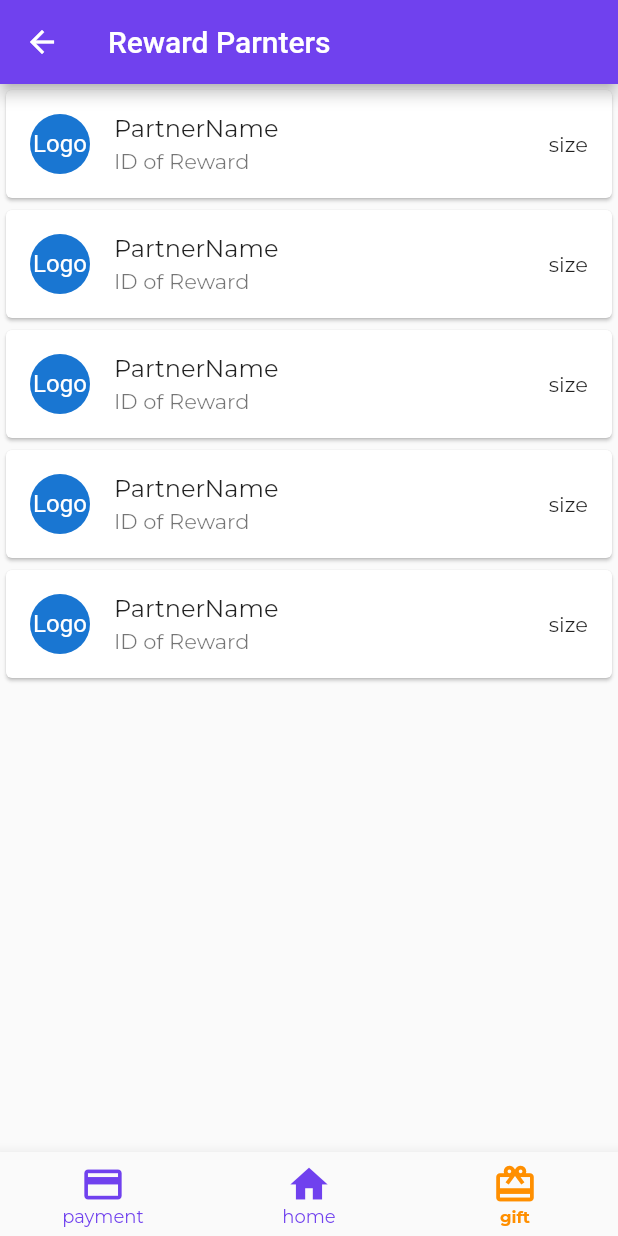
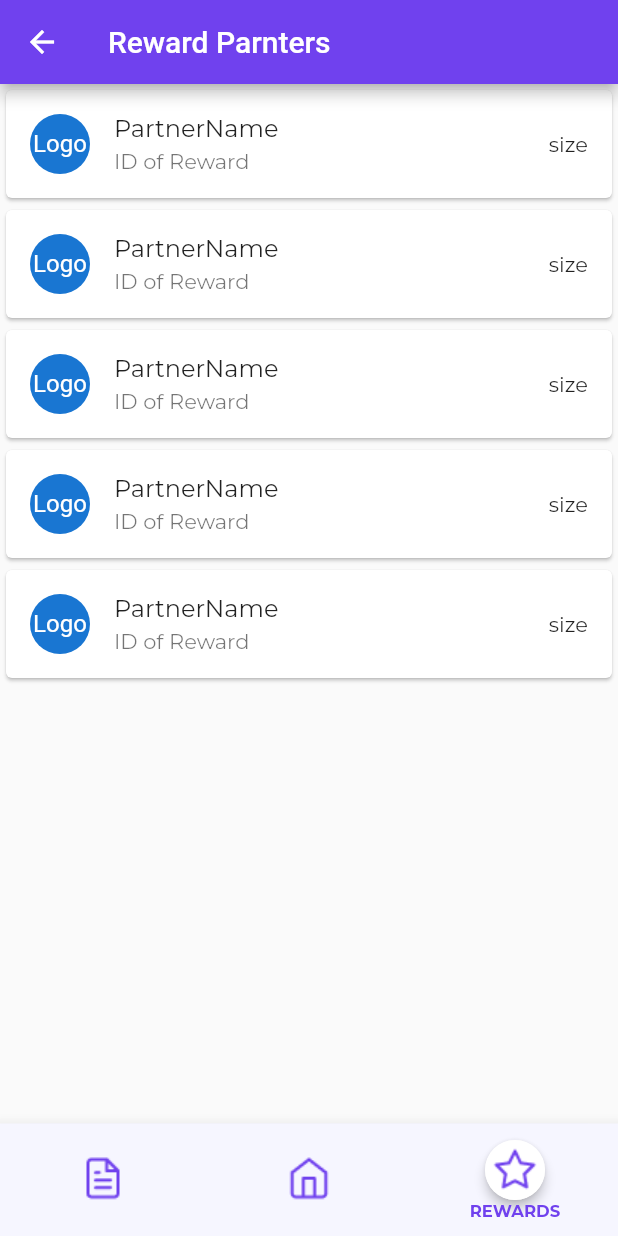
Before and after one commit to fluxpaymentshk/FluxPayments, a Flutter app: the NavigatorPage screen opened directly with empty values, swiped to page 3, on a phone screen of 412 x 824 dp. Run offline on Flutter 3.47's test engine with Material 2 defaults, Android fonts, the phone set to English and light mode, and no system bars; drawn by our look-alikes of sliding_sheet; our stand-ins replace firebase_core, firebase_messaging, fl_chart, flutter_bloc, flutter_chat_types, flutter_chat_ui and 8 more; missing offline and left inert: amazon_cognito_identity_dart_2, amplify_analytics_pinpoint, amplify_api, amplify_auth_cognito, amplify_datastore_plugin_interface, amplify_flutter and 3 more; accounts and stored records are empty.

Commit message:
resolved layout conflicts

```diff
--- a/lib/screens/navigator_page.dart
+++ b/lib/screens/navigator_page.dart
@@ -33,6 +33,7 @@ class NavigatorPage extends StatefulWidget {
 class _NavigatorPageState extends State<NavigatorPage> {
   late List<Tuple2> _pages = [];
   bool isOpened = false;
+  double headerHeight = 75;
   double botScreenHeightRatio = 0.8;
   double activeIconElevation = 4;
   TextStyle navigationBarTextStyle = GoogleFonts.rubik(fontSize: 10,fontWeight: FontWeight.bold);
@@ -55,15 +56,52 @@ class _NavigatorPageState extends State<NavigatorPage> {
   PageController _pageController = PageController();
   final controller = SheetController();
 
+
   @override
   Widget build(BuildContext context) {
-    print(_pages);
-    print('//////////////');
-    return LayoutBuilder(builder: (context, constraints) {
+    return
+    LayoutBuilder(builder: (context, constraints) {
          SizeConfig().init(constraints);
     return Scaffold(
+      bottomNavigationBar: SafeArea(
+        child: SlidingSheet(
+            duration: const Duration(milliseconds: 900),
+            controller: controller,
+            color: Color(0xffF6F6FF),
+            elevation: 0,
+            maxWidth: 500,
+            cornerRadius: 21,
+            cornerRadiusOnFullscreen: 0.0,
+            closeOnBackdropTap: true,
+            closeOnBackButtonPressed: true,
+            isBackdropInteractable: true,
+            snapSpec: SnapSpec(
+              snap: true,
+              positioning: SnapPositioning.relativeToAvailableSpace,
+              snappings: [SnapSpec.headerFooterSnap, 0.9],
+              onSnap: (state, snap) {
+                print('Snapped to $snap');
+                if (snap != null && snap >= 0.5) {
+                  setState(() {
+                    isOpened = true;
+                  });
+                } else {
+                  setState(() {
+                    isOpened = false;
+                  });
+                }
+              },
+            ),
+            parallaxSpec: const ParallaxSpec(
+              enabled: true,
+              amount: 0.35,
+              endExtent: 0.6,
+            ),
+            liftOnScrollHeaderElevation: 12.0,
+            liftOnScrollFooterElevation: 12.0,
             body: PageView(
-            children: _pages.map<Widget>((Tuple2 page) => page.item2).toList(),
+              children:
+                  _pages.map<Widget>((Tuple2 page) => page.item2).toList(),
               onPageChanged: (index) {
                 setState(() {
                   _selectedPage = index;
@@ -71,34 +109,160 @@ class _NavigatorPageState extends State<NavigatorPage> {
               },
               controller: _pageController,
             ),
-          bottomNavigationBar: BottomNavigationBar(
+            builder: (BuildContext context, SheetState state) {
+              return Container(
+                height:
+                    MediaQuery.of(context).size.height * botScreenHeightRatio,
+                child: SupportBotScreen(),
+              );
+            },
+            headerBuilder: (context, state) {
+              log(state.extent.toString());
+              if (isOpened)
+                return Container(
+                  height: headerHeight,
+                  width: MediaQuery.of(context).size.width,
+                  decoration: BoxDecoration(
+                    borderRadius: BorderRadius.circular(21),
+                    color: Color(0xffF2F2FF),
+                  ),
+                  padding: const EdgeInsets.symmetric(horizontal: 16),
+                  child: IconButton(
+                    icon: ImageIcon(
+                      AssetImage(
+                        "assets/icons/down_icon.png",
+                      ),
+                    ),
+                    onPressed: controller.collapse,
+                  ),
+                );
+              return Container(
+                height: headerHeight,
+                child: _bottomNavigationBarWidget(context),
+              );
+            }),
+      ),
+    );
+    });
+  }
+
+  Widget _bottomNavigationBarWidget(BuildContext context) {
+    return BottomNavigationBar(
+      backgroundColor: Color(0xffF6F6FF),
       items: const [
         BottomNavigationBarItem(
-                icon: Icon(Icons.payment),
-                label: 'payment',
+          icon: ImageIcon(
+            AssetImage("assets/icons/my_bills.png"),
+          ),
+          activeIcon: Material(
+            elevation: 3,
+            shape: CircleBorder(),
+            child: CircleAvatar(
+              child: ImageIcon(
+                AssetImage("assets/icons/my_bills.png"),
+                color: Color(0xff7041EE),
+                size: 30,
+              ),
+              backgroundColor: Colors.white,
+            ),
+          ),
+          label: 'MY BILLS',
         ),
         BottomNavigationBarItem(
-                icon: Icon(Icons.home),
-                label: 'home',
+          icon: ImageIcon(
+            AssetImage("assets/icons/home.png"),
+          ),
+          activeIcon: Material(
+            elevation: 3,
+            shape: CircleBorder(),
+            child: CircleAvatar(
+              child: ImageIcon(
+                AssetImage("assets/icons/home.png"),
+                color: Color(0xff7041EE),
+                size: 30,
+              ),
+              backgroundColor: Colors.white,
+            ),
+          ),
+          label: 'HOME',
         ),
         BottomNavigationBarItem(
-                icon: Icon(Icons.card_giftcard),
-                label: 'gift',
+          icon: ImageIcon(
+            AssetImage("assets/icons/favorites.png"),
+          ),
+          activeIcon: Material(
+            elevation: 3,
+            shape: CircleBorder(),
+            child: CircleAvatar(
+              child: ImageIcon(
+                AssetImage("assets/icons/favorites.png"),
+                color: Color(0xff7041EE),
+                size: 30,
+              ),
+              backgroundColor: Colors.white,
+            ),
+          ),
+          label: 'REWARDS',
         ),
       ],
       currentIndex: _selectedPage,
-            selectedItemColor: Colors.amber[800],
       onTap: (index) {
-              setState(() {
+        setState(
+          () {
             _selectedPage = index;
-
-                _pageController.animateToPage(_selectedPage,
-                    duration: Duration(milliseconds: 300), curve: Curves.linear);
-              });
+            _pageController.jumpToPage(
+              _selectedPage,
+            );
           },
-          ),
+        );
+      },
+      showUnselectedLabels: false,
     );
   }
-    );
+//  @override
+  // Widget build(BuildContext context) {
+  //   print(_pages);
+  //   print('//////////////');
+  //   return LayoutBuilder(builder: (context, constraints) {
+  //       SizeConfig().init(constraints);
+  //       return Scaffold(
+  //         body: PageView(
+  //           children: _pages.map<Widget>((Tuple2 page) => page.item2).toList(),
+  //           onPageChanged: (index) {
+  //             setState(() {
+  //               _selectedPage = index;
+  //             });
+  //           },
+  //           controller: _pageController,
+  //         ),
+  //         bottomNavigationBar: BottomNavigationBar(
+  //           items: const [
+  //             BottomNavigationBarItem(
+  //               icon: Icon(Icons.payment),
+  //               label: 'payment',
+  //             ),
+  //             BottomNavigationBarItem(
+  //               icon: Icon(Icons.home),
+  //               label: 'home',
+  //             ),
+  //             BottomNavigationBarItem(
+  //               icon: Icon(Icons.card_giftcard),
+  //               label: 'gift',
+  //             ),
+  //           ],
+  //           currentIndex: _selectedPage,
+  //           selectedItemColor: Colors.amber[800],
+  //           onTap: (index) {
+  //             setState(() {
+  //               _selectedPage = index;
+
+  //               _pageController.animateToPage(_selectedPage,
+  //                   duration: Duration(milliseconds: 300), curve: Curves.linear);
+  //             });
+  //           },
+  //         ),
+  //       );
+  //     }
+  //   );
+   //}
 }
-}
```
Lines whose indentation alone changed are shown as unchanged.
